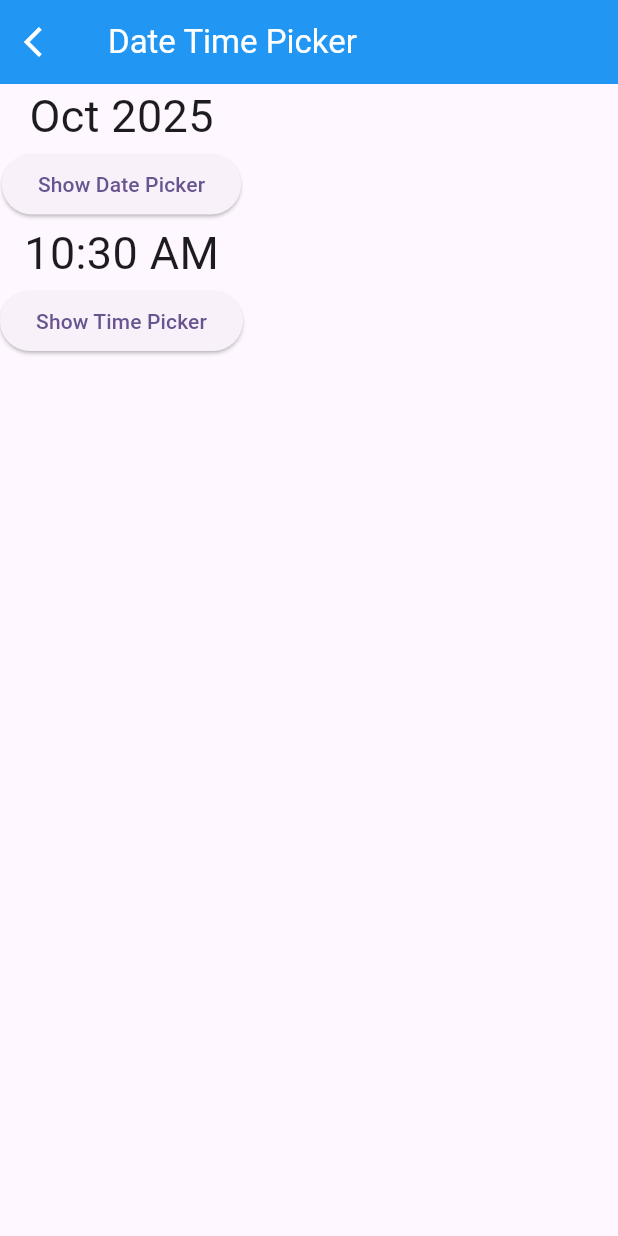
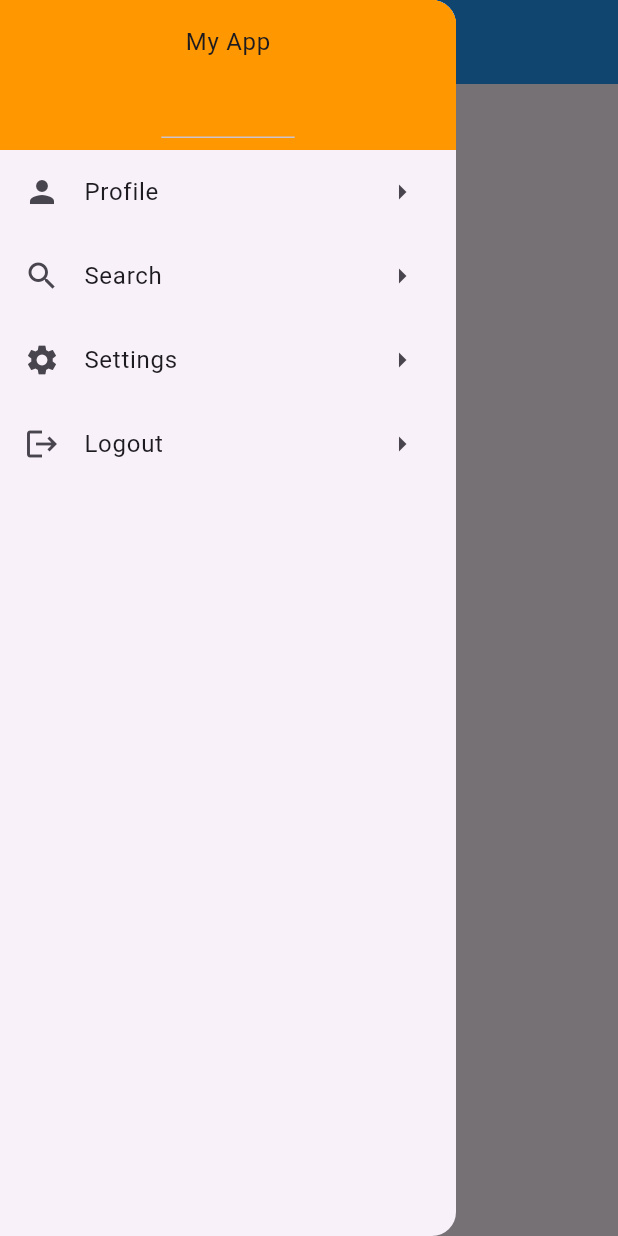
Before and after one commit to AbRehman536/Flutter_sec_2, a Flutter app: the screen it shows after launch, with the side drawer open (before the commit the screen has no drawer), on a phone screen of 412 x 824 dp. Run offline on Flutter 3.47's test engine with Material 3 defaults, Android fonts, the phone set to English and light mode, and no system bars; our stand-ins replace smooth_page_indicator.

Commit message:
Popup and Drawer Menu done

```diff
--- /dev/null
+++ b/lib/drawer_menu.dart
@@ -0,0 +1,59 @@
+import 'package:flutter/material.dart';
+import 'package:flutter_sec_2/listtile_demo.dart';
+
+class DrawerMenuDemo extends StatelessWidget {
+  const DrawerMenuDemo({super.key});
+
+  @override
+  Widget build(BuildContext context) {
+    return Scaffold(
+      appBar: AppBar(
+        title: Text("Drawer Menu"),
+        backgroundColor: Colors.blue,
+        foregroundColor: Colors.white,
+      ),
+      drawer: Drawer(
+        child: ListView(
+          children: [
+            Container(
+              height: 100,
+                color: Colors.orange,
+                child: Center(child: DrawerHeader(child: Text("My App")))),
+            ListTile(
+              onTap: (){
+                Navigator.push(context, MaterialPageRoute(builder: (context)=> ListTileDemo()));
+              },
+              leading: Icon(Icons.person),
+              title: Text("Profile"),
+              trailing: Icon(Icons.arrow_right),
+            ),
+            ListTile(
+              onTap: (){
+                Navigator.push(context, MaterialPageRoute(builder: (context)=> ListTileDemo()));
+              },
+              leading: Icon(Icons.search),
+              title: Text("Search"),
+              trailing: Icon(Icons.arrow_right),
+            ),
+            ListTile(
+              onTap: (){
+                Navigator.push(context, MaterialPageRoute(builder: (context)=> ListTileDemo()));
+              },
+              leading: Icon(Icons.settings),
+              title: Text("Settings"),
+              trailing: Icon(Icons.arrow_right),
+            ),
+            ListTile(
+              onTap: (){
+                Navigator.push(context, MaterialPageRoute(builder: (context)=> ListTileDemo()));
+              },
+              leading: Icon(Icons.logout),
+              title: Text("Logout"),
+              trailing: Icon(Icons.arrow_right),
+            ),
+          ],
+        ),
+      ),
+    );
+  }
+}
--- a/lib/main.dart
+++ b/lib/main.dart
@@ -4,6 +4,7 @@ import 'package:flutter_sec_2/bottom_bar_demo.dart';
 import 'package:flutter_sec_2/bottom_sheet_demo.dart';
 import 'package:flutter_sec_2/date_time_picker.dart';
 import 'package:flutter_sec_2/dialogbox_demo.dart';
+import 'package:flutter_sec_2/drawer_menu.dart';
 import 'package:flutter_sec_2/fab.dart';
 import 'package:flutter_sec_2/gridview_demo.dart';
 import 'package:flutter_sec_2/listtile_demo.dart';
@@ -12,6 +13,7 @@ import 'package:flutter_sec_2/multiple_selection.dart';
 import 'package:flutter_sec_2/nested_row_column.dart';
 import 'package:flutter_sec_2/network_image.dart';
 import 'package:flutter_sec_2/page_view_demo.dart';
+import 'package:flutter_sec_2/popup_menu.dart';
 import 'package:flutter_sec_2/row_column.dart';
 import 'package:flutter_sec_2/single_selection.dart';
 import 'package:flutter_sec_2/tabbar_demo.dart';
@@ -49,7 +51,7 @@ class MyApp extends StatelessWidget {
         colorScheme: ColorScheme.fromSeed(seedColor: Colors.deepPurple),
         useMaterial3: true,
       ),
-      home: DateTimePickerDemo(),
+      home: DrawerMenuDemo(),
     );
   }
 }
--- /dev/null
+++ b/lib/popup_menu.dart
@@ -0,0 +1,44 @@
+import 'package:flutter/material.dart';
+
+class PopupMenuDemo extends StatelessWidget {
+  const PopupMenuDemo({super.key});
+
+  @override
+  Widget build(BuildContext context) {
+    return Scaffold(
+      appBar: AppBar(
+        backgroundColor: Colors.blue,
+        foregroundColor: Colors.white,
+        leading: Icon(Icons.arrow_back_ios),
+        title: Text("PopUp Menu"),
+        actions: [
+          Padding(
+            padding: const EdgeInsets.all(18.0),
+            child: PopupMenuButton(
+              onSelected: (value){
+                ScaffoldMessenger.of(context).showSnackBar(
+                    SnackBar(content: Text("Selected item $value")));
+              },
+              itemBuilder: (BuildContext context) {
+              return [
+                PopupMenuItem(
+                    value: "Profile",
+                    child: Text("Profile")),
+                PopupMenuItem(
+                    value: "Settings",
+                    child: Text("Settings")),
+                PopupMenuItem(
+                    value: "Notifications",
+                    child: Text("Notifications")),
+                PopupMenuItem(
+                    value: "Logout",
+                    child: Text("Logout")),
+              ];
+            },),
+          )
+        ],
+      ),
+      body: Center(child: Text("Tap on 3 dots to open popup menu"),),
+    );
+  }
+}
```
